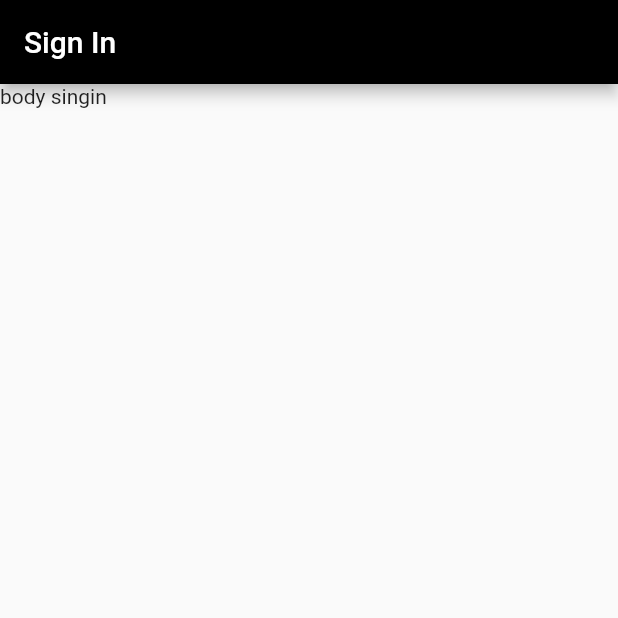
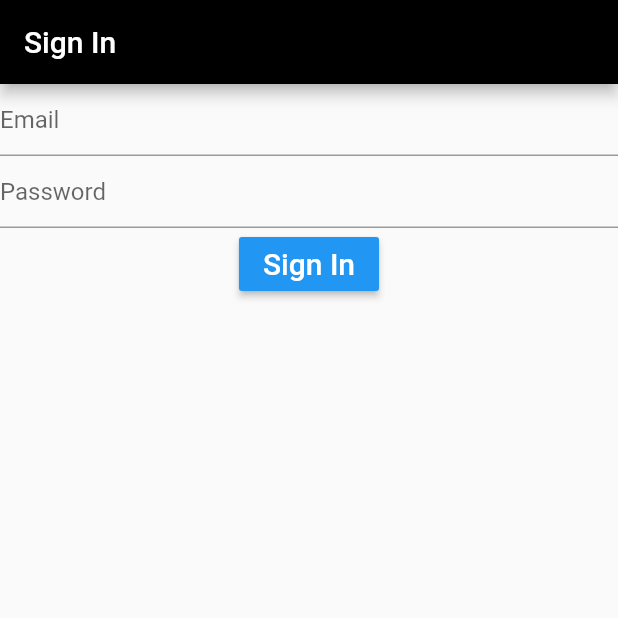
Before and after one commit to ble9/ChatterBox, a Flutter app: the screen it shows after launch, on a phone screen of 412 x 824 dp, the top half of it. Run offline on Flutter 3.47's test engine with Material 2 defaults, Android fonts, the phone set to English and light mode, and no system bars; our stand-ins replace firebase_auth, firebase_core, youtube_player_flutter; accounts and stored records are empty.

Commit message:
firebase set up

```diff
--- /dev/null
+++ b/lib/controller/firebasecontroller.dart
@@ -0,0 +1,18 @@
+
+import 'package:firebase_auth/firebase_auth.dart';
+
+
+class FirebaseController {
+  static Future signIn(String email, String password) async {
+    UserCredential auth =
+        await FirebaseAuth.instance.signInWithEmailAndPassword(
+      email: email,
+      password: password,
+    );
+    return auth.user;
+  }
+
+  static Future<void> signOut() async {
+    await FirebaseAuth.instance.signOut();
+  }
+}
--- a/lib/screens/siginin_screen.dart
+++ b/lib/screens/siginin_screen.dart
@@ -1,4 +1,8 @@
+import 'package:CreativeWork2/controller/firebasecontroller.dart';
+import 'package:firebase_auth/firebase_auth.dart';
 import 'package:flutter/material.dart';
+
+import 'home_screen.dart';
 
 class SignInScreen extends StatefulWidget {
   static const routeName = '/signInScreen';
@@ -7,10 +11,17 @@ class SignInScreen extends StatefulWidget {
   State<StatefulWidget> createState() {
     return _SignInState();
   }
-
 }
 
 class _SignInState extends State<SignInScreen> {
+  var formKey = GlobalKey<FormState>();
+  _Controller con;
+
+  @override
+  void initState() {
+    super.initState();
+    con = _Controller(this);
+  }
 
   @override
   Widget build(BuildContext context) {
@@ -18,8 +29,76 @@ class _SignInState extends State<SignInScreen> {
       appBar: AppBar(
         title: Text('Sign In'),
       ),
-      body: Text('body singin'),
+      body: SingleChildScrollView(
+        child: Form(
+          key: formKey,
+          child: Column(
+            children: <Widget>[
+              TextFormField(
+                decoration: InputDecoration(
+                  hintText: 'Email',
+                ),
+                keyboardType: TextInputType.emailAddress,
+                autocorrect: false,
+                // validator: con.validatorEmail,
+                // onSaved: con.onSavedEmail,
+              ),
+              TextFormField(
+                decoration: InputDecoration(
+                  hintText: 'Password',
+                ),
+                obscureText: true,
+                autocorrect: false,
+                // validator: con.validatorPassword,
+                // onSaved: con.onSavedPassword,
+              ),
+              RaisedButton(
+                child: Text('Sign In',
+                    style: TextStyle(
+                      fontSize: 20.0,
+                      color: Colors.white,
+                    )),
+                color: Colors.blue,
+                onPressed: con.signIn,
+              ),
+            ],
+          ),
+        ),
+      ),
     );
   }
+}
 
+class _Controller {
+  _SignInState _state;
+  _Controller(this._state);
+
+  String email;
+  String password;
+
+  final FirebaseAuth _auth = FirebaseAuth.instance;
+
+  void signIn() async {
+    if (!_state.formKey.currentState.validate()) {
+      return;
+    }
+
+    _state.formKey.currentState.save();
+
+    User user;
+
+    try {
+      user = await FirebaseController.signIn(email, password);
+      print('USER: $user');
+    } catch (e) {
+      // MyDialog.circularProgressEnd(_state.context);
+      // MyDialog.info(
+      //   context: _state.context,
+      //   title: 'Sign In Error',
+      //   content: e.message ?? e.toString(),
+      // );
+      return;
+    }
+    Navigator.pushReplacementNamed(_state.context, HomeScreen.routeName);
+  }
 }
--- a/pubspec.yaml
+++ b/pubspec.yaml
@@ -23,8 +23,8 @@ environment:
 dependencies:
   flutter:
     sdk: flutter
-
-
+  firebase_auth: ^0.18.0+1
+  firebase_core: ^0.5.0
 
   # The following adds the Cupertino Icons font to your application.
   # Use with the CupertinoIcons class for iOS style icons.
```
Also changed, not shown: lib/main.dart (+6 -1 lines), pubspec.lock, 3 other files.
